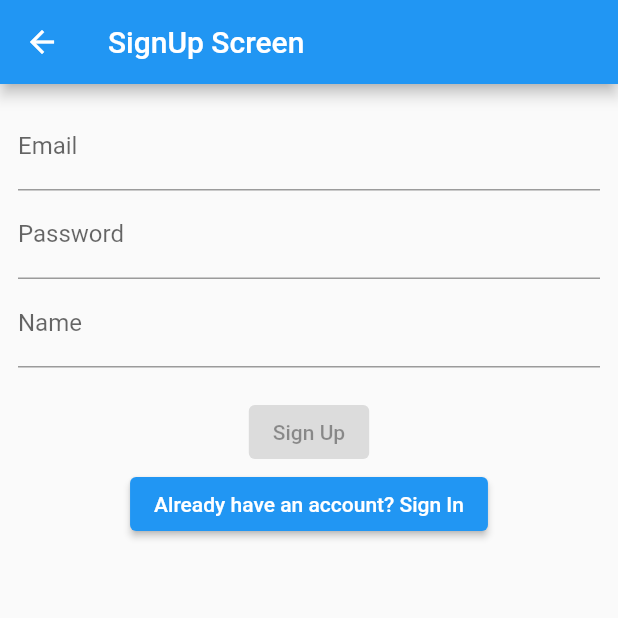
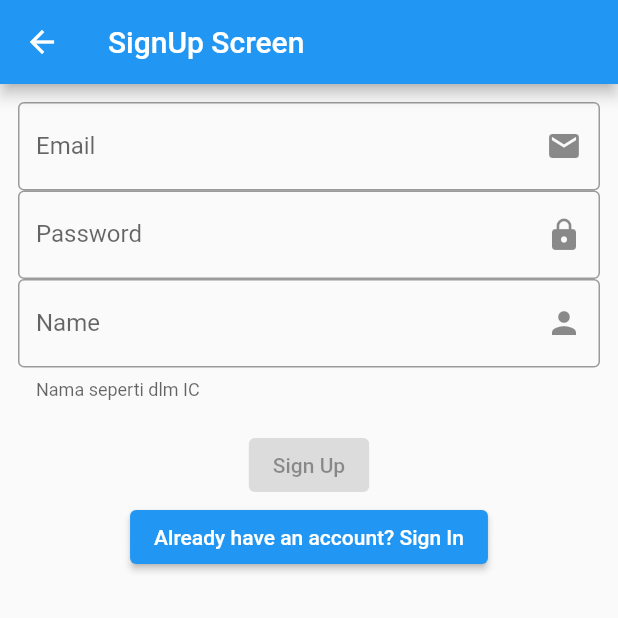
Before and after one commit to MarwanBukhori/Things-To-Do-Flutter, a Flutter app: the SignUpScreen screen opened directly, on a phone screen of 412 x 824 dp, the top half of it. Run offline on Flutter 3.47's test engine with Material 2 defaults, Android fonts, the phone set to English and light mode, and no system bars; drawn by our look-alikes of reactive_forms; our stand-ins replace cloud_firestore, firebase_auth, firebase_core, get_storage; accounts and stored records are empty.

Commit message:
implement a few use of reactive text field package and its input decoration

```diff
--- a/lib/screen/sign-up.screen.dart
+++ b/lib/screen/sign-up.screen.dart
@@ -33,7 +33,9 @@ class _SignUpScreenState extends State<SignUpScreen> {
               ReactiveTextField(
                 formControlName: 'email',
                 decoration: InputDecoration(
+                    border: OutlineInputBorder(),
                   labelText: 'Email',
+                  suffixIcon: Icon(Icons.email)
                 ),
                 validationMessages: (control){
                   return {
@@ -41,11 +43,15 @@ class _SignUpScreenState extends State<SignUpScreen> {
                     ValidationMessage.email : 'Email is not valid'
                   };
                 },
+                keyboardType: TextInputType.emailAddress,
               ),
               ReactiveTextField(
                 formControlName: 'password',
+                obscureText: true,
                 decoration: InputDecoration(
+                    border: OutlineInputBorder(),
                   labelText: 'Password',
+                    suffixIcon: Icon(Icons.lock)
                 ),
                 validationMessages: (control){
                   return {
@@ -56,7 +62,10 @@ class _SignUpScreenState extends State<SignUpScreen> {
               ReactiveTextField(
                 formControlName: 'name',
                 decoration: InputDecoration(
+                  border: OutlineInputBorder(),
                   labelText: 'Name',
+                  helperText: 'Nama seperti dlm IC',
+                    suffixIcon: Icon(Icons.person)
                 ),
 
                 validationMessages: (control){
```
